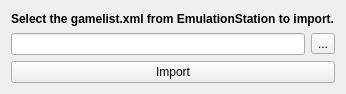
Qt form res/import.ui (remeh/mehstation-config) before a commit.
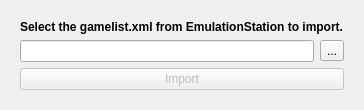
The same form after that commit.

Commit message: Start import from EmulationStation support.

What changed in the file:
```diff
--- a/res/import.ui
+++ b/res/import.ui
@@ -15,6 +15,9 @@
   </property>
   <layout class="QVBoxLayout" name="verticalLayout">
    <item>
+    <widget class="QWidget" name="firstStep" native="true">
+     <layout class="QVBoxLayout" name="verticalLayout_2">
+      <item>
     <widget class="QLabel" name="label">
      <property name="font">
       <font>
@@ -42,10 +45,16 @@
     </layout>
    </item>
    <item>
-    <widget class="QPushButton" name="pushButton">
+       <widget class="QPushButton" name="start">
+        <property name="enabled">
+         <bool>false</bool>
+        </property>
      <property name="text">
       <string>Import</string>
      </property>
+       </widget>
+      </item>
+     </layout>
     </widget>
    </item>
   </layout>
```
Left out of the diff: 2 changed lines with no effect on the pictures. Lines whose indentation alone changed are shown as unchanged. The commit also changes 5 other files.
